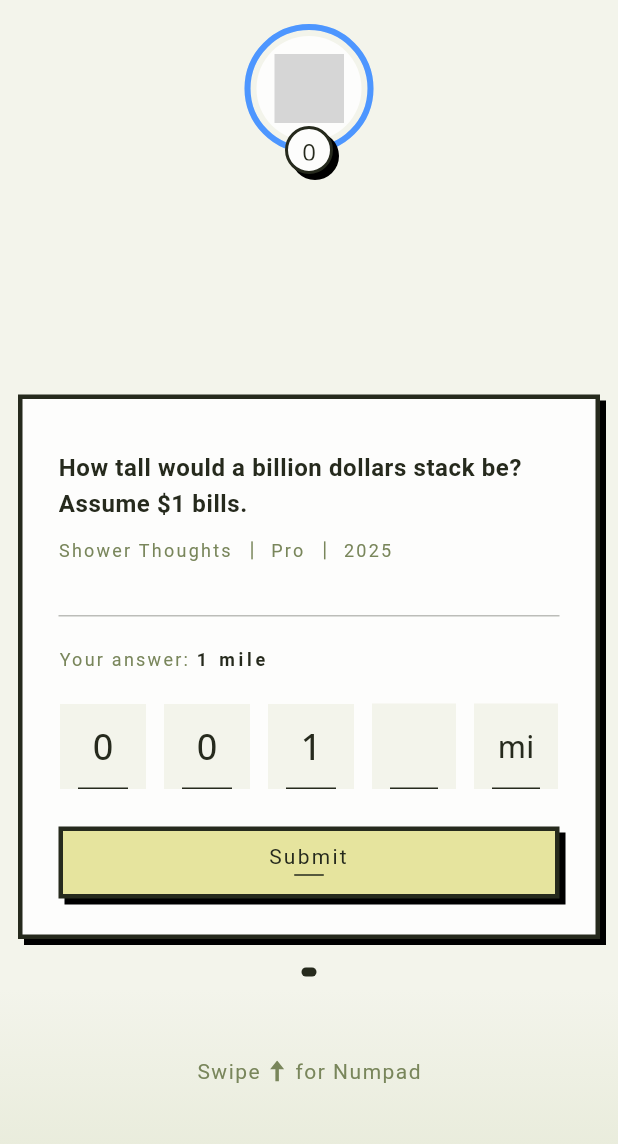
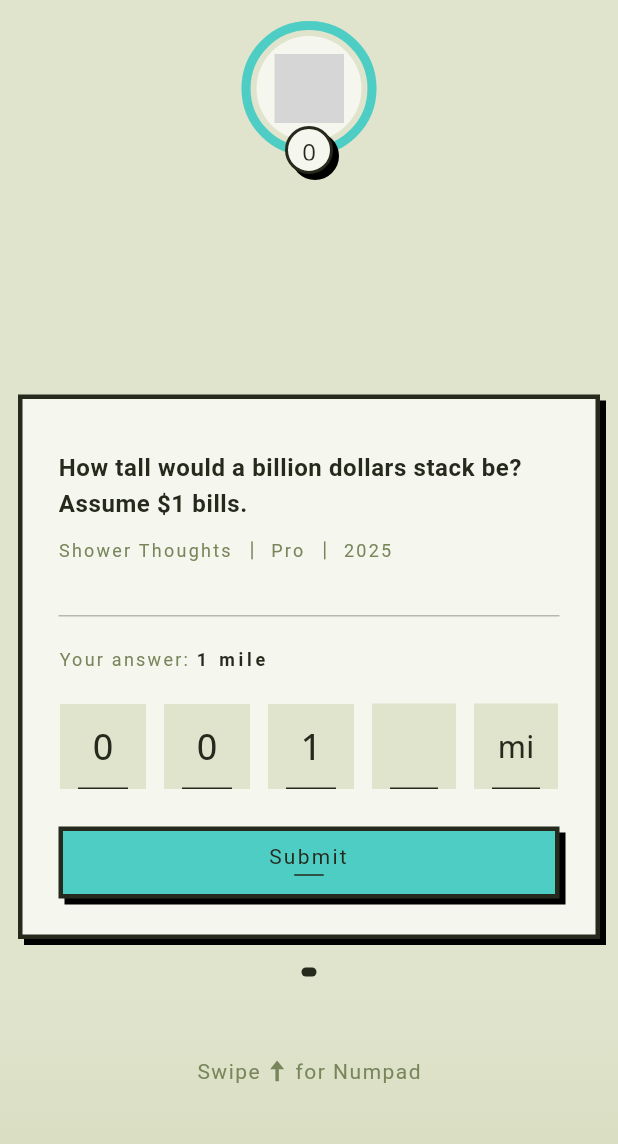
Before and after one commit to leverai/fermi-gen, a Flutter app: the OnboardingScreen screen opened by its route, on a phone screen of 412 x 824 dp. Shown: the top 1144 px of the screen. Run offline on Flutter 3.47's test engine with Material 3 defaults, Android fonts, the phone set to English and light mode, and no system bars; drawn by our look-alikes of dots_indicator; our stand-ins replace app_links, cloud_firestore, confetti, firebase_auth, firebase_core, flutter_svg and 7 more; missing offline and left inert: firebase_ui_auth, firebase_ui_oauth_google, tutorial_coach_mark; accounts and stored records are empty; Roboto replaces fonts that are missing (Ubuntu); statements that could not run were skipped; grey boxes are pictures that could not be loaded.

Commit message:
fixup(ff): theme looks good

```diff
--- a/apps/fermi-frontend/lib/screens/question_v2/widgets/quick_access_bar.dart
+++ b/apps/fermi-frontend/lib/screens/question_v2/widgets/quick_access_bar.dart
@@ -50,7 +50,7 @@ class _QuickAccessBarState extends State<QuickAccessBar> {
     final dragProgress = (_dragDistance / _dragThreshold).clamp(0.0, 1.0);
     final textColor = Color.lerp(
       appTheme.borderMuted,
-      appTheme.info,
+      appTheme.secondary,
       dragProgress,
     )!;
 
--- a/apps/fermi-frontend/lib/theme/app_theme.dart
+++ b/apps/fermi-frontend/lib/theme/app_theme.dart
@@ -68,9 +68,9 @@ class AppTheme extends ThemeExtension<AppTheme> {
     return AppTheme(
       // Backgrounds
       // bgDark: const HSLColor.fromAHSL(1.0, 0.0, 0.0, 0.8784).toColor(),
-      bgDark: const HSLColor.fromAHSL(1.0, 70, 0.3, 0.87).toColor(),
-      bg: const HSLColor.fromAHSL(1.0, 70, 0.3, 0.94).toColor(),
-      bgLight: const HSLColor.fromAHSL(1.0, 70, 0.3, 0.99).toColor(),
+      bgDark: const HSLColor.fromAHSL(1.0, 70, 0.3, 0.80).toColor(),
+      bg: const HSLColor.fromAHSL(1.0, 70, 0.3, 0.85).toColor(),
+      bgLight: const HSLColor.fromAHSL(1.0, 70, 0.3, 0.95).toColor(),
       // bgLight: const HSLColor.fromAHSL(1.0, 0.0, 0.0, 1.0).toColor(),
 
       // Text
@@ -83,19 +83,20 @@ class AppTheme extends ThemeExtension<AppTheme> {
       borderMuted: const HSLColor.fromAHSL(1.0, 78, 0.19, 0.44).toColor(),
 
       // Brand - Vibrant Purple
-      primary: const HSLColor.fromAHSL(1.0, 58, 0.59, 0.76).toColor(),
-      primaryMuted: const HSLColor.fromAHSL(1.0, 58, 0.59, 0.94).toColor(),
+      primary: const HSLColor.fromAHSL(1.0, 175.75, 0.5595, 0.5549).toColor(),
+      primaryMuted:
+          const HSLColor.fromAHSL(1.0, 175.75, 0.5595, 0.7549).toColor(),
 
       // Secondary - Vibrant Teal
-      secondary: const HSLColor.fromAHSL(1.0, 175.75, 0.5595, 0.5549).toColor(),
+      secondary: const HSLColor.fromAHSL(1.0, 292, 0.2, 0.52).toColor(),
       secondaryMuted:
           const HSLColor.fromAHSL(1.0, 176.29, 0.4512, 0.4216).toColor(),
 
       // Semantic
-      danger: const HSLColor.fromAHSL(1.0, 0.0, 1.0, 0.7098).toColor(),
+      danger: const HSLColor.fromAHSL(1.0, 0.0, .38, 0.66).toColor(),
       warning: const HSLColor.fromAHSL(1.0, 49.73, 1.0, 0.7137).toColor(),
-      success: const HSLColor.fromAHSL(1.0, 82, 0.60, 0.46).toColor(),
-      info: const HSLColor.fromAHSL(1.0, 215.39, 1.0, 0.651).toColor(),
+      success: const HSLColor.fromAHSL(1.0, 175.75, 0.5595, 0.5549).toColor(),
+      info: const HSLColor.fromAHSL(1.0, 292, 0.2, 0.52).toColor(),
     );
   }
 
--- a/apps/fermi-frontend/lib/widgets/answer_widget.dart
+++ b/apps/fermi-frontend/lib/widgets/answer_widget.dart
@@ -592,8 +592,8 @@ class _AnswerWidgetState extends State<AnswerWidget> {
                     itemExtent: elementHeight,
                     enabled: widget.editable,
                     borderColor: Colors.transparent,
-                    draggingBorderColor: appTheme.info,
-                    focusedBorderColor: appTheme.info,
+                    draggingBorderColor: appTheme.secondary,
+                    focusedBorderColor: appTheme.secondary,
                     borderWidth: 2,
                     digitBackgroundColor: appTheme.bg,
                     digitTextStyle: AppFont.secondaryTextStyle(
@@ -614,7 +614,7 @@ class _AnswerWidgetState extends State<AnswerWidget> {
                       context,
                       fontSize: 24,
                       fontWeight: FontWeight.w500,
-                      color: appTheme.info,
+                      color: appTheme.secondary,
                       decoration: TextDecoration.none,
                     ),
                     onChanged: _onDigitsChanged,
--- a/apps/fermi-frontend/lib/widgets/om_label.dart
+++ b/apps/fermi-frontend/lib/widgets/om_label.dart
@@ -223,7 +223,7 @@ class _OmLabelState extends State<OmLabel> with SingleTickerProviderStateMixin {
                         context,
                         fontSize: 16,
                         fontWeight: FontWeight.w400,
-                        color: appTheme.border,
+                        color: appTheme.textMuted,
                         height: 1.2,
                       ).copyWith(
                         letterSpacing: 1.5,
@@ -409,8 +409,9 @@ class _OmLabelState extends State<OmLabel> with SingleTickerProviderStateMixin {
 
     // Determine colors based on focus and reveal state
     final Color textColor =
-        _isFocused ? appTheme.info : (widget.revealColor ?? appTheme.text);
-    final Color borderColor = _isFocused ? appTheme.info : Colors.transparent;
+        _isFocused ? appTheme.secondary : (widget.revealColor ?? appTheme.text);
+    final Color borderColor =
+        _isFocused ? appTheme.secondary : Colors.transparent;
 
     return Container(
       decoration: const BoxDecoration(
@@ -441,7 +442,7 @@ class _OmLabelState extends State<OmLabel> with SingleTickerProviderStateMixin {
                     itemExtent: 72,
                     width: 60,
                     borderColor: borderColor,
-                    draggingBorderColor: appTheme.info,
+                    draggingBorderColor: appTheme.secondary,
                     borderWidth: 1.5,
                     textStyle: AppFont.secondaryTextStyle(
                       context,
--- a/apps/fermi-frontend/lib/widgets/player_ring_progress.dart
+++ b/apps/fermi-frontend/lib/widgets/player_ring_progress.dart
@@ -31,7 +31,7 @@ class PlayerRingProgress extends StatelessWidget {
   // Ring dimensions
   static const double avatarSize = 70.0;
   static const double ringGap = 4.0;
-  static const double ringThickness = 4.0;
+  static const double ringThickness = 6.0;
   static const double totalSize =
       avatarSize + (ringGap * 2) + (ringThickness * 2);
 
@@ -49,7 +49,7 @@ class PlayerRingProgress extends StatelessWidget {
         : 1.0; // Completed/Review: show full
 
     // Get gap color: host uses primary, others use transparent
-    final Color ringGapColor = isHost ? appTheme.primary : Colors.transparent;
+    final Color ringGapColor = isHost ? appTheme.secondary : Colors.transparent;
     // ignore: deprecated_member_use
     final Color trackColor = ringColor.withOpacity(0.2);
 
@@ -89,15 +89,15 @@ class PlayerRingProgress extends StatelessWidget {
     switch (ringState) {
       case RingState.countdown:
         // Ring color: self uses info, others use border
-        return isSelf ? appTheme.info : appTheme.border;
+        return isSelf ? appTheme.primary : appTheme.border;
 
       case RingState.completed:
         // Completed: self uses info, others use success (green)
-        return isSelf ? appTheme.info : appTheme.success;
+        return isSelf ? appTheme.primary : appTheme.success;
 
       case RingState.review:
         // Ring color: self uses info, others use border
-        return isSelf ? appTheme.info : appTheme.border;
+        return isSelf ? appTheme.primary : appTheme.border;
     }
   }
 }
--- a/apps/fermi-frontend/lib/widgets/selector_widget.dart
+++ b/apps/fermi-frontend/lib/widgets/selector_widget.dart
@@ -148,7 +148,7 @@ class SelectorWidget extends StatelessWidget {
         height: _chipHeight,
         padding: const EdgeInsets.symmetric(horizontal: 12, vertical: 8),
         decoration: BoxDecoration(
-          color: isSelected ? appTheme.primaryMuted : appTheme.bgLight,
+          color: isSelected ? appTheme.bg : appTheme.bgLight,
           border: isSelected
               ? Border.all(
                   color: appTheme.border,
--- a/apps/fermi-frontend/lib/widgets/string_tape.dart
+++ b/apps/fermi-frontend/lib/widgets/string_tape.dart
@@ -238,7 +238,7 @@ class _StringTapeState extends State<StringTape> {
                         const EdgeInsets.symmetric(horizontal: _pressPadding),
                     height: widget.itemExtent,
                     decoration: BoxDecoration(
-                      color: appTheme.info,
+                      color: appTheme.secondary,
                       borderRadius: BorderRadius.zero,
                     ),
                     child: Opacity(
--- a/apps/fermi-frontend/lib/widgets/unit_tape.dart
+++ b/apps/fermi-frontend/lib/widgets/unit_tape.dart
@@ -404,8 +404,9 @@ class _UnitTapeState extends State<UnitTape>
 
     // Determine colors based on focus and reveal state
     final Color textColor =
-        _isFocused ? appTheme.info : (widget.revealColor ?? appTheme.text);
-    final Color borderColor = _isFocused ? appTheme.info : Colors.transparent;
+        _isFocused ? appTheme.secondary : (widget.revealColor ?? appTheme.text);
+    final Color borderColor =
+        _isFocused ? appTheme.secondary : Colors.transparent;
 
     return Container(
       decoration: const BoxDecoration(
@@ -436,7 +437,7 @@ class _UnitTapeState extends State<UnitTape>
                     itemExtent: 72,
                     width: 60,
                     borderColor: borderColor,
-                    draggingBorderColor: appTheme.info,
+                    draggingBorderColor: appTheme.secondary,
                     borderWidth: 1.5,
                     textStyle: AppFont.secondaryTextStyle(
                       context,
@@ -539,7 +540,7 @@ class _UnitSelectorSheet extends StatelessWidget {
                       Icon(
                         isUS ? Icons.check_circle : Icons.circle_outlined,
                         size: 14,
-                        color: isUS ? appTheme.info : appTheme.textMuted,
+                        color: isUS ? appTheme.secondary : appTheme.textMuted,
                       ),
                       const SizedBox(width: 12),
                       Text(
@@ -548,7 +549,7 @@ class _UnitSelectorSheet extends StatelessWidget {
                           context,
                           fontSize: 16,
                           fontWeight: FontWeight.w400,
-                          color: isUS ? appTheme.info : appTheme.textMuted,
+                          color: isUS ? appTheme.secondary : appTheme.textMuted,
                         ),
                       ),
                     ],
```
